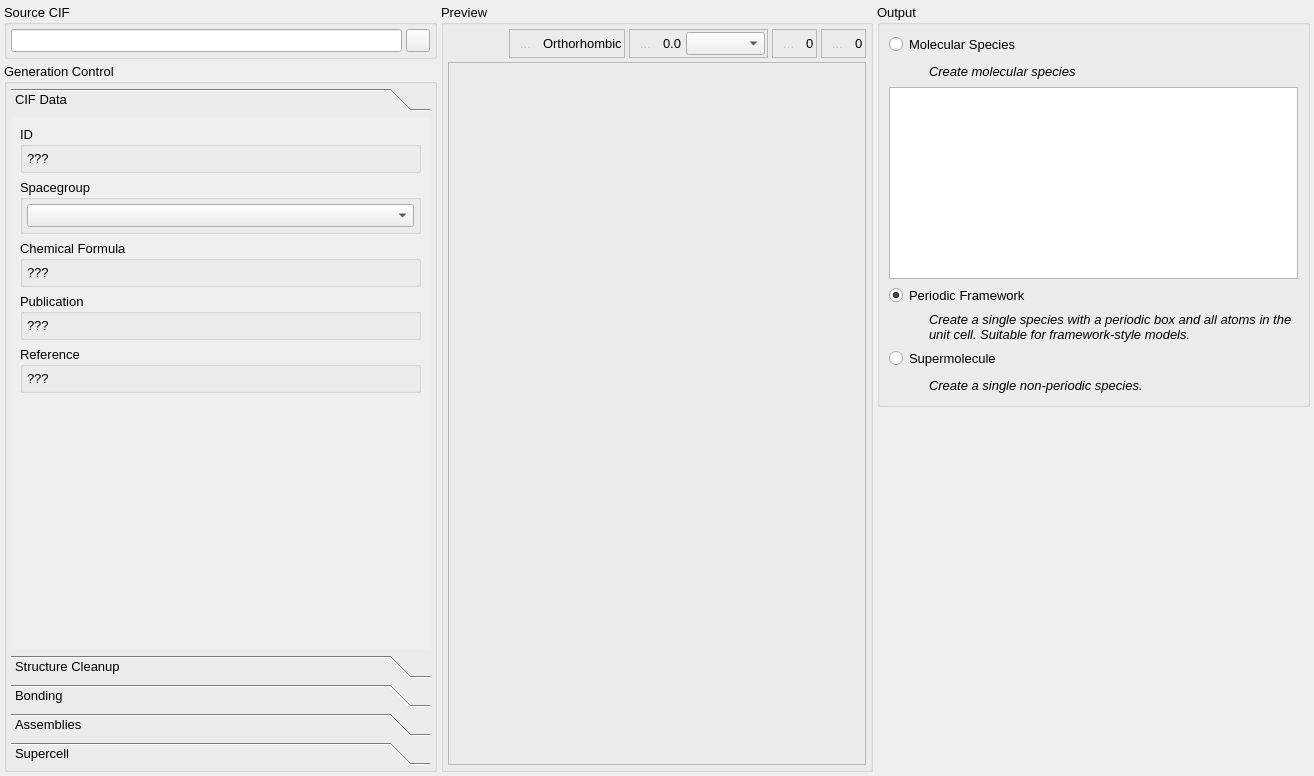
The window that src/gui/importCIFDialog.ui (disorderedmaterials/dissolve) describes before a commit, drawn with Qt 5.
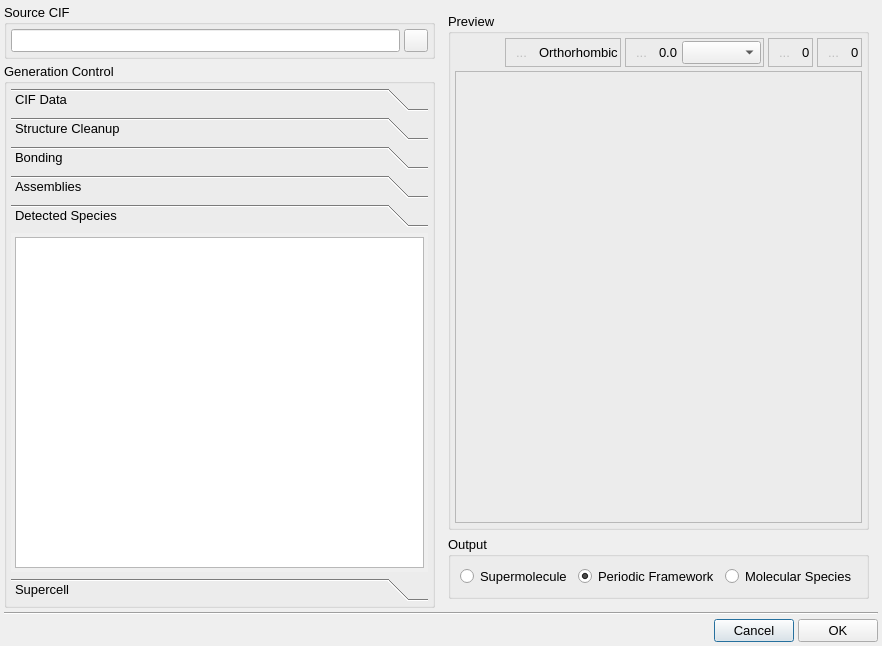
The same window after the commit. The open tabs and pages were chosen to show the change. Icons and pictures are not drawn. Custom widgets are drawn as their Qt base class.

Commit message: More layout rearrangement (nearly there).

What changed in the file:
```diff
--- a/src/gui/importCIFDialog.ui
+++ b/src/gui/importCIFDialog.ui
@@ -9,8 +9,8 @@
    <rect>
     <x>0</x>
     <y>0</y>
-    <width>1314</width>
-    <height>776</height>
+    <width>882</width>
+    <height>646</height>
    </rect>
   </property>
   <property name="font">
@@ -21,22 +21,27 @@
   <property name="windowTitle">
    <string>Import From CIF File</string>
   </property>
+  <layout class="QVBoxLayout" name="verticalLayout_4">
+   <property name="spacing">
+    <number>4</number>
+   </property>
+   <property name="leftMargin">
+    <number>4</number>
+   </property>
+   <property name="topMargin">
+    <number>4</number>
+   </property>
+   <property name="rightMargin">
+    <number>4</number>
+   </property>
+   <property name="bottomMargin">
+    <number>4</number>
+   </property>
+   <item>
   <layout class="QHBoxLayout" name="horizontalLayout_7">
    <property name="spacing">
     <number>4</number>
    </property>
-   <property name="leftMargin">
-    <number>4</number>
-   </property>
-   <property name="topMargin">
-    <number>4</number>
-   </property>
-   <property name="rightMargin">
-    <number>4</number>
-   </property>
-   <property name="bottomMargin">
-    <number>4</number>
-   </property>
    <item>
     <widget class="QWidget" name="LeftWidget" native="true">
      <property name="sizePolicy">
@@ -130,8 +135,8 @@
              <rect>
               <x>0</x>
               <y>0</y>
-              <width>374</width>
-              <height>514</height>
+                <width>316</width>
+                <height>342</height>
              </rect>
             </property>
             <attribute name="icon">
@@ -691,6 +696,35 @@
              </item>
             </layout>
            </widget>
+             <widget class="QWidget" name="DetectedSpeciesToolBoxPage">
+              <attribute name="icon">
+               <iconset resource="main.qrc">
+                <normaloff>:/general/icons/threeSpecies.svg</normaloff>:/general/icons/threeSpecies.svg</iconset>
+              </attribute>
+              <attribute name="label">
+               <string>Detected Species</string>
+              </attribute>
+              <layout class="QVBoxLayout" name="verticalLayout" stretch="0">
+               <property name="spacing">
+                <number>4</number>
+               </property>
+               <property name="leftMargin">
+                <number>4</number>
+               </property>
+               <property name="topMargin">
+                <number>4</number>
+               </property>
+               <property name="rightMargin">
+                <number>4</number>
+               </property>
+               <property name="bottomMargin">
+                <number>4</number>
+               </property>
+               <item>
+                <widget class="QListWidget" name="OutputMolecularSpeciesList"/>
+               </item>
+              </layout>
+             </widget>
            <widget class="QWidget" name="SupercellToolBoxPage">
             <attribute name="icon">
              <iconset resource="main.qrc">
@@ -807,6 +841,15 @@
     </widget>
    </item>
    <item>
+      <widget class="QWidget" name="RightWidget" native="true">
+       <property name="sizePolicy">
+        <sizepolicy hsizetype="Expanding" vsizetype="Expanding">
+         <horstretch>0</horstretch>
+         <verstretch>2</verstretch>
+        </sizepolicy>
+       </property>
+       <layout class="QVBoxLayout" name="verticalLayout_3">
+        <item>
     <widget class="QGroupBox" name="StructurePreviewBox">
      <property name="title">
       <string>Preview</string>
@@ -1161,106 +1204,12 @@
     </widget>
    </item>
    <item>
-    <layout class="QVBoxLayout" name="verticalLayout_4">
-     <item>
-      <widget class="QGroupBox" name="OutputSpeciesGroup_2">
+         <widget class="QGroupBox" name="OutputGroup">
        <property name="title">
         <string>Output</string>
        </property>
-       <layout class="QVBoxLayout" name="verticalLayout_3">
-        <item>
-         <widget class="QRadioButton" name="OutputMolecularRadio">
-          <property name="text">
-           <string>Molecular Species</string>
-          </property>
-         </widget>
-        </item>
-        <item>
          <layout class="QHBoxLayout" name="horizontalLayout">
           <item>
-           <spacer name="horizontalSpacer">
-            <property name="orientation">
-             <enum>Qt::Horizontal</enum>
-            </property>
-            <property name="sizeType">
-             <enum>QSizePolicy::Fixed</enum>
-            </property>
-            <property name="sizeHint" stdset="0">
-             <size>
-              <width>40</width>
-              <height>20</height>
-             </size>
-            </property>
-           </spacer>
-          </item>
-          <item>
-           <widget class="QLabel" name="label_3">
-            <property name="font">
-             <font>
-              <pointsize>10</pointsize>
-              <italic>true</italic>
-             </font>
-            </property>
-            <property name="text">
-             <string>Create molecular species</string>
-            </property>
-            <property name="wordWrap">
-             <bool>true</bool>
-            </property>
-           </widget>
-          </item>
-         </layout>
-        </item>
-        <item>
-         <widget class="QListWidget" name="OutputMolecularSpeciesList"/>
-        </item>
-        <item>
-         <widget class="QRadioButton" name="OutputFrameworkRadio">
-          <property name="text">
-           <string>Periodic Framework</string>
-          </property>
-          <property name="checked">
-           <bool>true</bool>
-          </property>
-         </widget>
-        </item>
-        <item>
-         <layout class="QHBoxLayout" name="horizontalLayout_11">
-          <item>
-           <spacer name="horizontalSpacer_5">
-            <property name="orientation">
-             <enum>Qt::Horizontal</enum>
-            </property>
-            <property name="sizeType">
-             <enum>QSizePolicy::Fixed</enum>
-            </property>
-            <property name="sizeHint" stdset="0">
-             <size>
-              <width>40</width>
-              <height>20</height>
-             </size>
-            </property>
-           </spacer>
-          </item>
-          <item>
-           <widget class="QLabel" name="label_22">
-            <property name="font">
-             <font>
-              <pointsize>10</pointsize>
-              <italic>true</italic>
-             </font>
-            </property>
-            <property name="text">
-             <string>Create a single species with a periodic box and all atoms in the unit cell. Suitable for framework-style models.</string>
-            </property>
-            <property name="wordWrap">
-             <bool>true</bool>
-            </property>
-           </widget>
-          </item>
-         </layout>
-        </item>
-        <item>
          <widget class="QRadioButton" name="OutputSupermoleculeRadio">
           <property name="text">
            <string>Supermolecule</string>
@@ -1271,14 +1220,52 @@
          </widget>
         </item>
         <item>
-         <layout class="QHBoxLayout" name="horizontalLayout_17">
+            <widget class="QRadioButton" name="OutputFrameworkRadio">
+             <property name="toolTip">
+              <string>Create a single species with a periodic box and all atoms in the unit cell. Suitable for framework-style models.</string>
+             </property>
+             <property name="text">
+              <string>Periodic Framework</string>
+             </property>
+             <property name="checked">
+              <bool>true</bool>
+             </property>
+            </widget>
+           </item>
           <item>
-           <spacer name="horizontalSpacer_6">
+            <widget class="QRadioButton" name="OutputMolecularRadio">
+             <property name="toolTip">
+              <string>Output a configuration containing individual molecules based on detected species</string>
+             </property>
+             <property name="text">
+              <string>Molecular Species</string>
+             </property>
+            </widget>
+           </item>
+          </layout>
+         </widget>
+        </item>
+       </layout>
+      </widget>
+     </item>
+    </layout>
+   </item>
+   <item>
+    <widget class="Line" name="line">
             <property name="orientation">
              <enum>Qt::Horizontal</enum>
             </property>
-            <property name="sizeType">
-             <enum>QSizePolicy::Fixed</enum>
+    </widget>
+   </item>
+   <item>
+    <layout class="QHBoxLayout" name="horizontalLayout_8">
+     <property name="spacing">
+      <number>4</number>
+     </property>
+     <item>
+      <spacer name="horizontalSpacer">
+       <property name="orientation">
+        <enum>Qt::Horizontal</enum>
             </property>
             <property name="sizeHint" stdset="0">
              <size>
@@ -1289,38 +1276,18 @@
            </spacer>
           </item>
           <item>
-           <widget class="QLabel" name="label_23">
-            <property name="font">
-             <font>
-              <pointsize>10</pointsize>
-              <italic>true</italic>
-             </font>
-            </property>
+      <widget class="QPushButton" name="CancelButton">
             <property name="text">
-             <string>Create a single non-periodic species.</string>
-            </property>
-            <property name="wordWrap">
-             <bool>true</bool>
-            </property>
-           </widget>
-          </item>
-         </layout>
-        </item>
-       </layout>
+        <string>Cancel</string>
+       </property>
       </widget>
      </item>
      <item>
-      <spacer name="verticalSpacer">
-       <property name="orientation">
-        <enum>Qt::Vertical</enum>
+      <widget class="QPushButton" name="OKButton">
+       <property name="text">
+        <string>OK</string>
        </property>
-       <property name="sizeHint" stdset="0">
-        <size>
-         <width>20</width>
-         <height>40</height>
-        </size>
-       </property>
-      </spacer>
+      </widget>
      </item>
     </layout>
    </item>
```
Left out of the diff: 17 changed lines with no effect on the pictures. Lines whose indentation alone changed are shown as unchanged.
